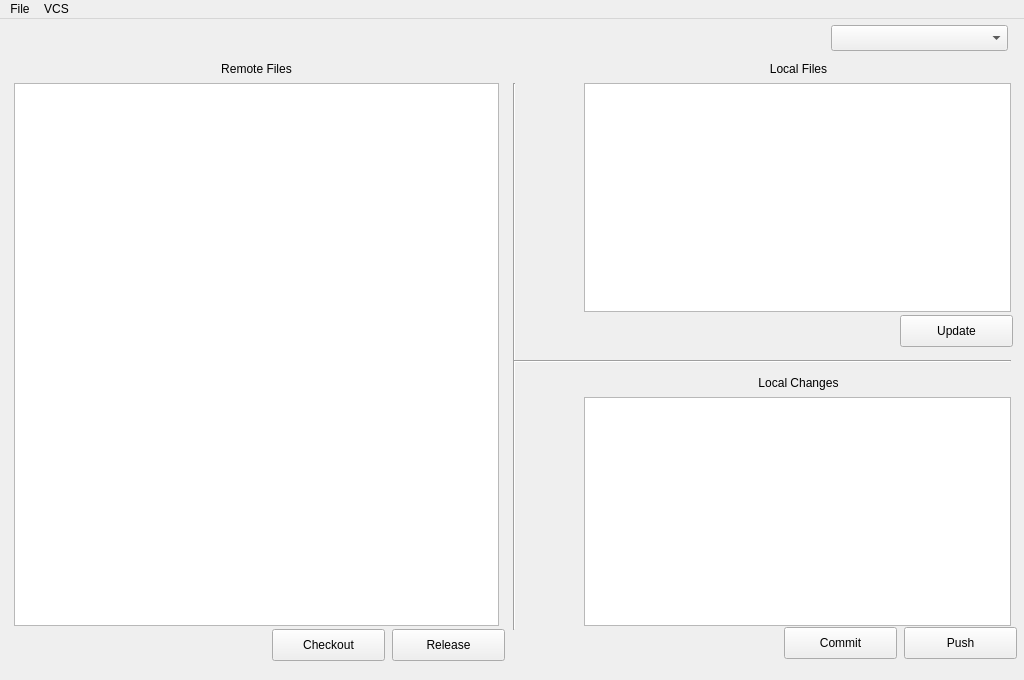
Old version of the form gui/ivcs_mainwindow.ui in the repository minorsecond/ivcs.
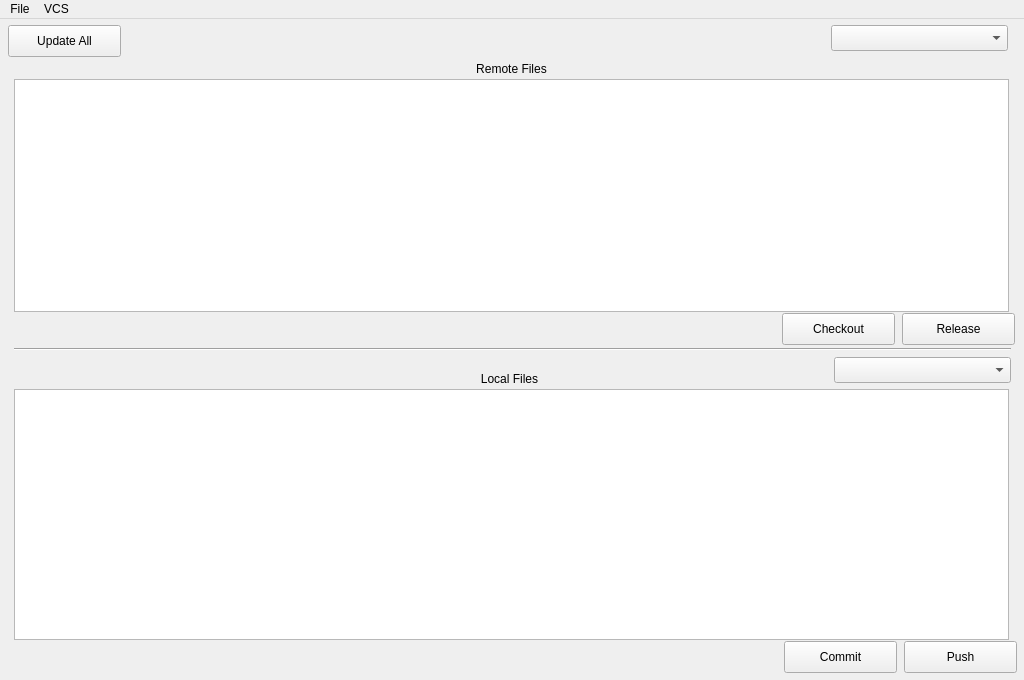
New version of the form.

Commit message: -> Added task selection combo box to main window.

The edit to the form file:
```diff
--- a/gui/ivcs_mainwindow.ui
+++ b/gui/ivcs_mainwindow.ui
@@ -19,7 +19,7 @@
      <rect>
       <x>14</x>
       <y>42</y>
-      <width>485</width>
+      <width>995</width>
       <height>16</height>
      </rect>
     </property>
@@ -33,9 +33,9 @@
    <widget class="QLabel" name="label_2">
     <property name="geometry">
      <rect>
-      <x>584</x>
-      <y>42</y>
-      <width>429</width>
+      <x>12</x>
+      <y>352</y>
+      <width>995</width>
       <height>16</height>
      </rect>
     </property>
@@ -46,24 +46,11 @@
      <set>Qt::AlignCenter</set>
     </property>
    </widget>
-   <widget class="Line" name="line">
-    <property name="geometry">
-     <rect>
-      <x>506</x>
-      <y>64</y>
-      <width>16</width>
-      <height>547</height>
-     </rect>
-    </property>
-    <property name="orientation">
-     <enum>Qt::Vertical</enum>
-    </property>
-   </widget>
    <widget class="QPushButton" name="CheckoutButton">
     <property name="geometry">
      <rect>
-      <x>272</x>
-      <y>610</y>
+      <x>782</x>
+      <y>294</y>
       <width>113</width>
       <height>32</height>
      </rect>
@@ -75,9 +62,9 @@
    <widget class="Line" name="line_2">
     <property name="geometry">
      <rect>
-      <x>514</x>
-      <y>334</y>
-      <width>497</width>
+      <x>14</x>
+      <y>322</y>
+      <width>997</width>
       <height>16</height>
      </rect>
     </property>
@@ -85,27 +72,11 @@
      <enum>Qt::Horizontal</enum>
     </property>
    </widget>
-   <widget class="QLabel" name="LocalChanges">
-    <property name="geometry">
-     <rect>
-      <x>584</x>
-      <y>356</y>
-      <width>429</width>
-      <height>16</height>
-     </rect>
-    </property>
-    <property name="text">
-     <string>Local Changes</string>
-    </property>
-    <property name="alignment">
-     <set>Qt::AlignCenter</set>
-    </property>
-   </widget>
    <widget class="QPushButton" name="PushButton">
     <property name="geometry">
      <rect>
       <x>904</x>
-      <y>608</y>
+      <y>622</y>
       <width>113</width>
       <height>32</height>
      </rect>
@@ -118,7 +89,7 @@
     <property name="geometry">
      <rect>
       <x>784</x>
-      <y>608</y>
+      <y>622</y>
       <width>113</width>
       <height>32</height>
      </rect>
@@ -130,20 +101,10 @@
    <widget class="QListView" name="LocalFileListVIew">
     <property name="geometry">
      <rect>
-      <x>584</x>
-      <y>64</y>
-      <width>427</width>
-      <height>229</height>
-     </rect>
-    </property>
-   </widget>
-   <widget class="QListView" name="LocalChangesListView">
-    <property name="geometry">
-     <rect>
-      <x>584</x>
-      <y>378</y>
-      <width>427</width>
-      <height>229</height>
+      <x>14</x>
+      <y>370</y>
+      <width>995</width>
+      <height>251</height>
      </rect>
     </property>
    </widget>
@@ -163,21 +124,21 @@
    <widget class="QPushButton" name="PullButton">
     <property name="geometry">
      <rect>
-      <x>900</x>
-      <y>296</y>
+      <x>8</x>
+      <y>6</y>
       <width>113</width>
       <height>32</height>
      </rect>
     </property>
     <property name="text">
-     <string>Update</string>
+     <string>Update All</string>
     </property>
    </widget>
    <widget class="QPushButton" name="ReleaseButton">
     <property name="geometry">
      <rect>
-      <x>392</x>
-      <y>610</y>
+      <x>902</x>
+      <y>294</y>
       <width>113</width>
       <height>32</height>
      </rect>
@@ -190,12 +151,25 @@
     <property name="geometry">
      <rect>
       <x>14</x>
-      <y>64</y>
-      <width>485</width>
-      <height>543</height>
+      <y>60</y>
+      <width>995</width>
+      <height>233</height>
      </rect>
     </property>
    </widget>
+   <widget class="QComboBox" name="TaskSelection">
+    <property name="geometry">
+     <rect>
+      <x>834</x>
+      <y>338</y>
+      <width>177</width>
+      <height>26</height>
+     </rect>
+    </property>
+    <property name="editable">
+     <bool>false</bool>
+    </property>
+   </widget>
   </widget>
   <widget class="QMenuBar" name="menubar">
    <property name="geometry">
```
Left out of the diff: 2 changed lines with no effect on the pictures.
